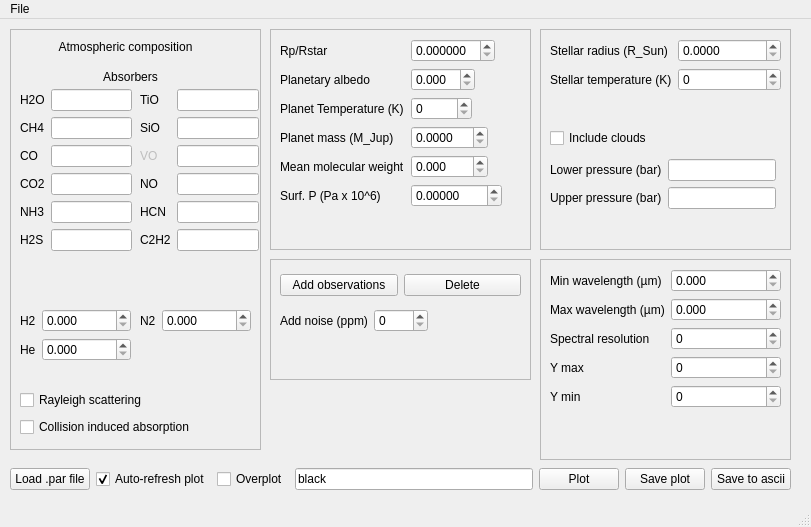
Qt form gui.ui (ucl-exoplanets/TauREx_public) before a commit.
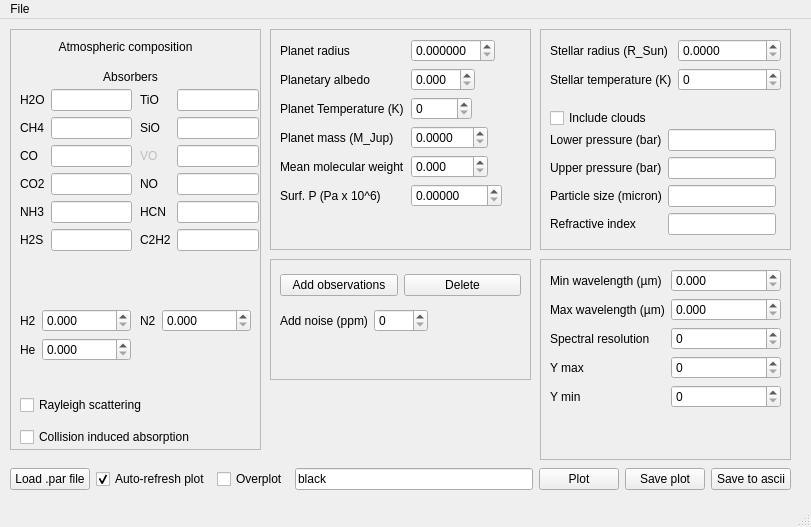
The same form after that commit.

Commit message: - small changes to gui (specify planetary radius rather than rp/r*) - small change to new pressure broadened file format

```diff
--- a/gui.ui
+++ b/gui.ui
@@ -249,7 +249,7 @@
        <x>10</x>
        <y>360</y>
        <width>211</width>
-       <height>51</height>
+       <height>65</height>
       </rect>
      </property>
      <layout class="QVBoxLayout" name="verticalLayout_2">
@@ -341,7 +341,7 @@
       <item row="0" column="0">
        <widget class="QLabel" name="label_15">
         <property name="text">
-         <string>Rp/Rstar</string>
+         <string>Planet radius</string>
         </property>
        </widget>
       </item>
@@ -462,7 +462,7 @@
      <property name="geometry">
       <rect>
        <x>10</x>
-       <y>100</y>
+       <y>80</y>
        <width>108</width>
        <height>18</height>
       </rect>
@@ -475,9 +475,9 @@
      <property name="geometry">
       <rect>
        <x>10</x>
-       <y>130</y>
+       <y>100</y>
        <width>231</width>
-       <height>61</height>
+       <height>121</height>
       </rect>
      </property>
      <layout class="QFormLayout" name="formLayout_4">
@@ -504,6 +504,26 @@
       <item row="1" column="1">
        <widget class="QLineEdit" name="lineEdit_clouds_upper"/>
       </item>
+      <item row="2" column="0">
+       <widget class="QLabel" name="label_22">
+        <property name="text">
+         <string>Particle size (micron)</string>
+        </property>
+       </widget>
+      </item>
+      <item row="3" column="0">
+       <widget class="QLabel" name="label_23">
+        <property name="text">
+         <string>Refractive index</string>
+        </property>
+       </widget>
+      </item>
+      <item row="2" column="1">
+       <widget class="QLineEdit" name="lineEdit_clouds_a"/>
+      </item>
+      <item row="3" column="1">
+       <widget class="QLineEdit" name="lineEdit_clouds_m"/>
+      </item>
      </layout>
     </widget>
     <widget class="QWidget" name="formLayoutWidget_5">
@@ -512,7 +532,7 @@
        <x>10</x>
        <y>10</y>
        <width>231</width>
-       <height>80</height>
+       <height>61</height>
       </rect>
      </property>
      <layout class="QFormLayout" name="formLayout_5">
```
Left out of the diff: 2 changed lines with no effect on the pictures. The commit also changes 3 other files.
